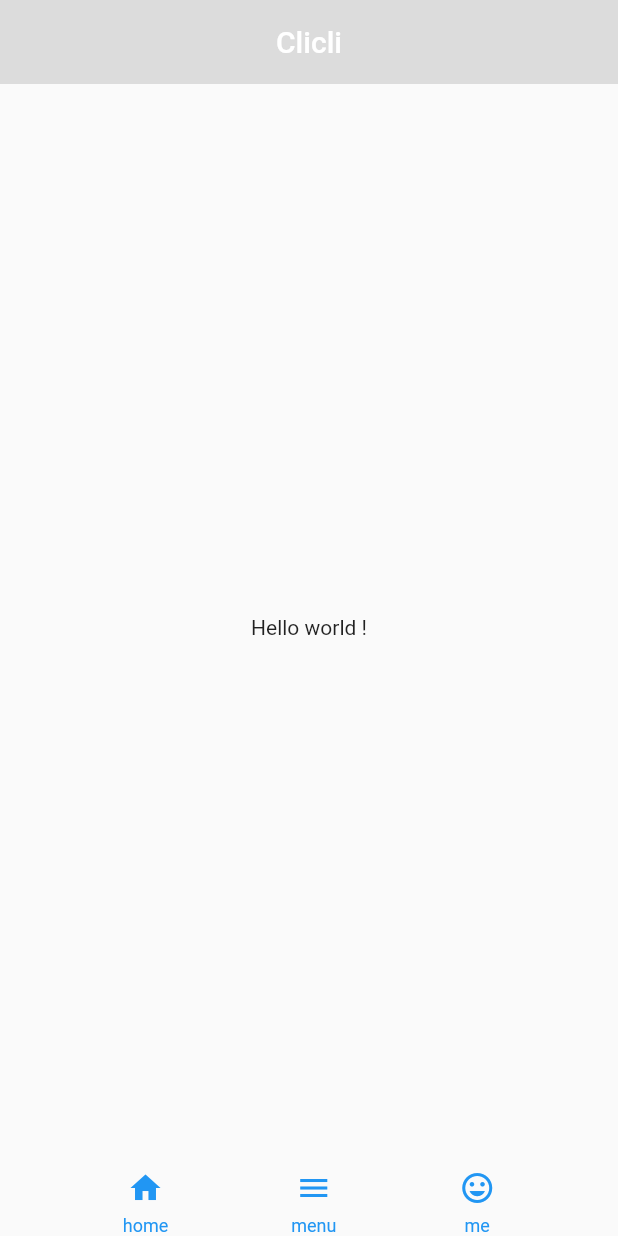
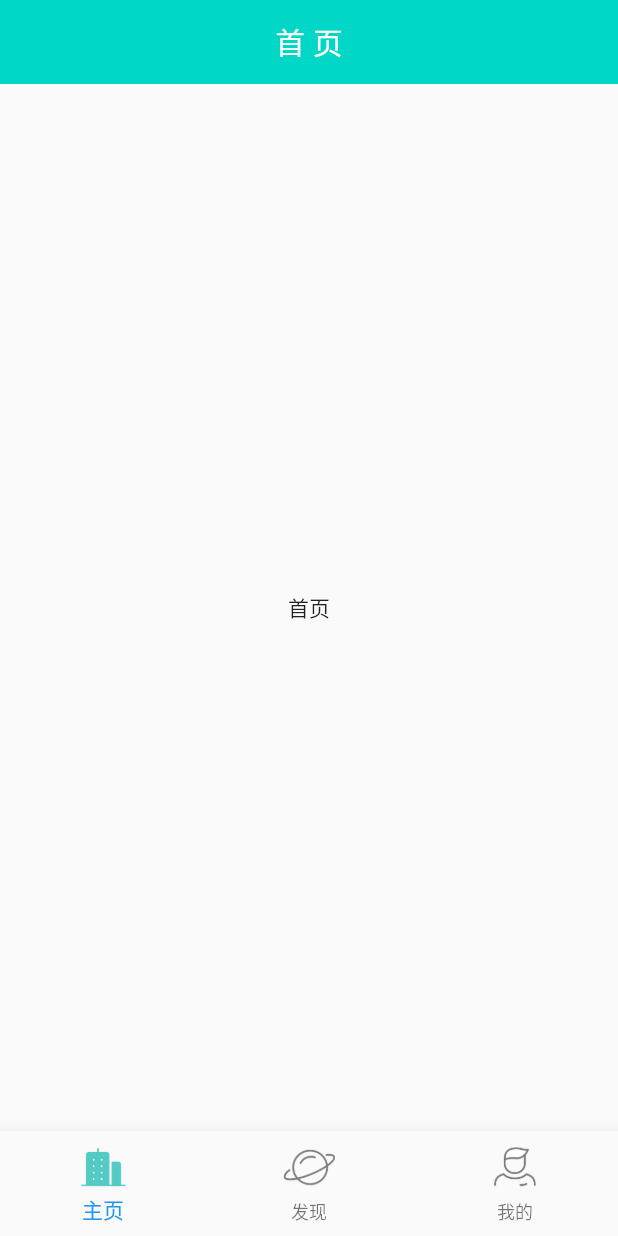
Before and after one commit to BeastMouth/cilicli, a Flutter app: the screen it shows after launch, on a phone screen of 412 x 824 dp. Run offline on Flutter 3.47's test engine with Material 2 defaults, Android fonts, the phone set to English and light mode, and no system bars; our stand-ins replace redux.

Commit message:
页面框架搭建

```diff
--- /dev/null
+++ b/lib/layout_type.dart
@@ -0,0 +1,24 @@
+import 'package:flutter/foundation.dart';
+
+abstract class HasLayoutGroup {
+  VoidCallback get onLayoutToggle;
+}
+
+enum LayoutType {
+  home,
+  find,
+  mine,
+}
+
+String layoutName(LayoutType layoutType) {
+  switch (layoutType) {
+    case LayoutType.home:
+      return "主页";
+    case LayoutType.find:
+      return "发现";
+    case LayoutType.mine:
+      return "我的";
+    default:
+      return "";
+  }
+}
--- a/lib/main.dart
+++ b/lib/main.dart
@@ -1,85 +1,132 @@
+import 'package:cilicli/layout_type.dart';
+import 'package:cilicli/widget/find_page.dart';
+import 'package:cilicli/widget/home_page.dart';
+import 'package:cilicli/widget/mine_page.dart';
 import 'package:flutter/material.dart';
+import 'package:redux/redux.dart';
 
-class ClicliAppBar extends StatelessWidget{
-  ClicliAppBar({this.title});
+void main() => runApp(new App());
 
-  // Widget子类中的字段往往都会定义为final
-  final Widget title;
+class App extends StatelessWidget {
+  // 实现数据共享和变更通知
+  final Store<int> store;
+  final String title;
+
+  // key 当组件在组件树中移动时使用Key可以保持组件之前的状态，比如在用户滑动时或者集合改变时
+  // 当使用Stateless Widget时，并不需要使用key
+  App({Key key, this.store, this.title}) : super(key: key);
 
   @override
   Widget build(BuildContext context) {
-    return new Container(
-      height: 56.0,
-      padding: const EdgeInsets.symmetric(horizontal: 8.0),
-      decoration: new BoxDecoration(color: Colors.black12),
-      child: new Container(
-        padding: const EdgeInsets.only(top: 2.0,bottom: 2.0),
-        child: Align(
-          alignment: Alignment.center,
-          child: title,
+    return new MaterialApp(
+        theme: new ThemeData(
+            primaryIconTheme: const IconThemeData(color: Colors.white),
+            brightness: Brightness.light,
+            primaryColor: new Color.fromARGB(255, 0, 215, 198),
+            accentColor: Colors.cyan[300]),
+//      home: SplashPage(),
+        home: new MainPage(
+          title: 'FindU',
+        ));
+  }
+}
+
+class MainPage extends StatefulWidget {
+  MainPage({Key key, this.title}) : super(key: key);
+  final String title;
+
+  @override
+  _MainPageState createState() => new _MainPageState();
+}
+
+class _MainPageState extends State<MainPage> {
+  LayoutType _layoutSelection = LayoutType.home;
+
+  // 选中未选中颜色切换
+  Color _colorTabMatching({LayoutType layoutSelection}) {
+    return _layoutSelection == layoutSelection ? Colors.cyan[300] : Colors.grey;
+  }
+
+  // 构建底部菜单
+  BottomNavigationBarItem _buildItem(
+      {String icon, LayoutType layoutSelection}) {
+    // 获取菜单名称
+    String text = layoutName(layoutSelection);
+    return BottomNavigationBarItem(
+        icon: new Image.asset(
+          icon,
+          width: 35.0,
+          height: 35.0,
         ),
-      )
+        title: Text(
+          text,
+          style: TextStyle(
+            color: _colorTabMatching(layoutSelection: layoutSelection),
+          ),
+        ));
+  }
+
+  Widget _buildButtonNavBar() {
+    return BottomNavigationBar(
+      type: BottomNavigationBarType.fixed,
+      items: [
+        _buildItem(
+            icon: _layoutSelection == LayoutType.home
+                ? "images/ic_main_tab_company_pre.png"
+                : "images/ic_main_tab_company_nor.png",
+            layoutSelection: LayoutType.home),
+        _buildItem(
+            icon: _layoutSelection == LayoutType.find
+                ? "images/ic_main_tab_find_pre.png"
+                : "images/ic_main_tab_find_nor.png",
+            layoutSelection: LayoutType.find),
+        _buildItem(
+            icon: _layoutSelection == LayoutType.mine
+                ? "images/ic_main_tab_my_pre.png"
+                : "images/ic_main_tab_my_nor.png",
+            layoutSelection: LayoutType.mine),
+      ],
+      onTap: _onSelectTab,
+    );
+  }
+
+  void _onLayoutSelected(LayoutType selection) {
+    setState(() {
+      _layoutSelection = selection;
+    });
+  }
+
+  void _onSelectTab(int index) {
+    switch (index) {
+      case 0:
+        _onLayoutSelected(LayoutType.home);
+        break;
+      case 1:
+        _onLayoutSelected(LayoutType.find);
+        break;
+      case 2:
+        _onLayoutSelected(LayoutType.mine);
+        break;
+    }
+  }
+
+  Widget _buildBody() {
+    LayoutType layoutSelection = _layoutSelection;
+    switch (layoutSelection) {
+      case LayoutType.home:
+        return HomePage();
+      case LayoutType.find:
+        return FindPage();
+      case LayoutType.mine:
+        return MinePage();
+    }
+  }
+
+  @override
+  Widget build(BuildContext context) {
+    return new Scaffold(
+      body: _buildBody(),
+      bottomNavigationBar: _buildButtonNavBar(),
     );
   }
 }
-
-class ClicliScaffold extends StatelessWidget {
-  @override
-  Widget build(BuildContext context) {
-    // Material 是UI呈现的“一张纸”
-    return new Material(
-      // Column is 垂直方向的线性布局.
-      child: new Column(
-        children: <Widget>[
-          new ClicliAppBar(
-            title: new Text('Clicli', style: Theme
-                .of(context)
-                .primaryTextTheme
-                .title,),
-          ),
-          new Expanded(child: new Center(child: new Text('Hello world !'),)),
-          new Container(
-            child: new Row(
-              mainAxisAlignment: MainAxisAlignment.spaceEvenly,
-              children: <Widget>[
-                buildBottomButtonColumn(Icons.home, 'home', context),
-                buildBottomButtonColumn(Icons.menu, 'menu', context),
-                buildBottomButtonColumn(Icons.insert_emoticon, 'me', context),
-              ],
-            ),
-          )
-        ],
-      ),
-    );
-  }
-
-  Column buildBottomButtonColumn(IconData icon, String label,
-      BuildContext context) {
-    Color color = Theme
-        .of(context)
-        .primaryColor;
-    return new Column(
-      children: [
-        new Icon(icon, color: color),
-        new Container(
-          margin: const EdgeInsets.only(top: 6.0),
-          child: new Text(
-            label,
-            style: new TextStyle(
-              fontSize: 12.0,
-              fontWeight: FontWeight.w400,
-              color: color,
-            ),
-          ),
-        ),
-      ],
-    );
-  }
-}
-
-void main() {
-  runApp(new MaterialApp(
-    title: 'Clicli',
-    home: new ClicliScaffold(),
-  ));
-}
--- /dev/null
+++ b/lib/widget/home_page.dart
@@ -0,0 +1,38 @@
+import 'package:flutter/material.dart';
+
+class HomePage extends StatefulWidget {
+  @override
+  _HomePageState createState() => _HomePageState();
+}
+
+class _HomePageState extends State<HomePage> {
+  @override
+  Widget build(BuildContext context) {
+    // scaffold 布局结构
+    return Scaffold(
+      appBar: new AppBar(
+        elevation: 0.0,
+        centerTitle: true,
+        title: new Text('首 页',
+            style: new TextStyle(fontSize: 20.0, color: Colors.white)),
+//        actions: <Widget>[
+//          new IconButton(
+//            icon: new Icon(
+//              Icons.search,
+//              color: Colors.white,
+//            ),
+//            onPressed: () {},
+//          )
+//        ],
+      ),
+      body: new Center(
+        child: Container(
+            width: MediaQuery.of(context).size.width,
+            child: Text(
+              '首页',
+              textAlign: TextAlign.center,
+            )),
+      ),
+    );
+  }
+}
--- a/pubspec.yaml
+++ b/pubspec.yaml
@@ -24,6 +24,7 @@ dependencies:
   # The following adds the Cupertino Icons font to your application.
   # Use with the CupertinoIcons class for iOS style icons.
   cupertino_icons: ^0.1.2
+  flutter_redux: ^0.5.2
 
 dev_dependencies:
   flutter_test:
@@ -40,6 +41,8 @@ flutter:
   # included with your application, so that you can use the icons in
   # the material Icons class.
   uses-material-design: true
+  assets:
+    - images/
 
   # To add assets to your application, add an assets section, like this:
   # assets:
```
Also changed, not shown: lib/splash.dart (added, +62 -0 lines), lib/widget/find_page.dart (added, +29 -0 lines), lib/widget/mine_page.dart (added, +29 -0 lines), images/ic_main_tab_company_nor.png (added), images/ic_main_tab_company_pre.png (added), images/ic_main_tab_find_nor.png (added), images/ic_main_tab_find_pre.png (added), images/ic_main_tab_my_nor.png (added), images/ic_main_tab_my_pre.png (added), pubspec.lock, 1 other file.
